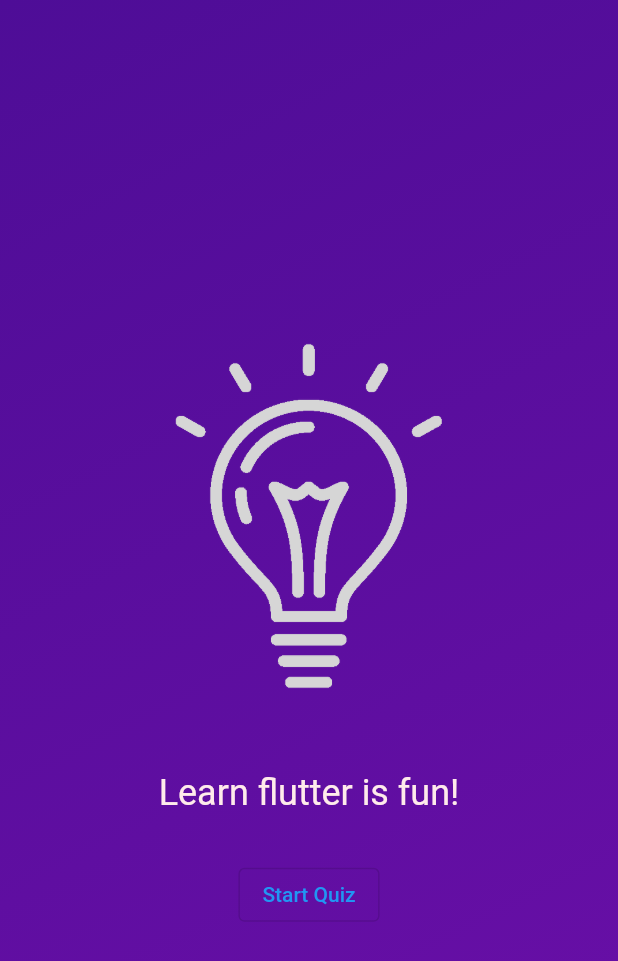
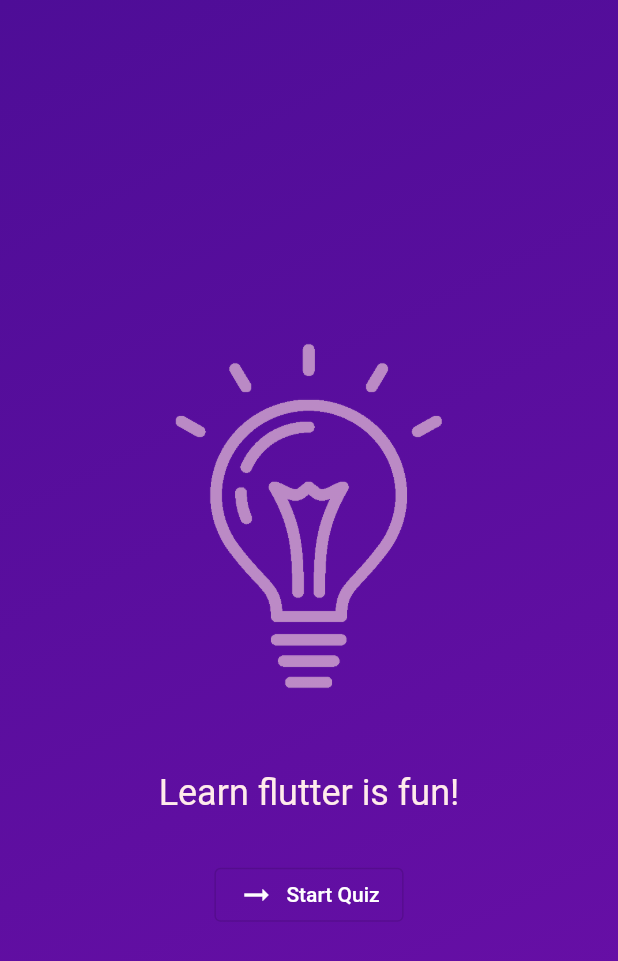
Before and after one commit to Wasisirshar/Quiz_App, a Flutter app: the screen it shows after launch, on a phone screen of 412 x 824 dp. Shown: the top 961 px of the screen. Run offline on Flutter 3.47's test engine with Material 2 defaults, Android fonts, the phone set to English and light mode, and no system bars.

Commit message:
rendering contnt conditionally

```diff
--- /dev/null
+++ b/lib/screens/quiz.dart
@@ -0,0 +1,49 @@
+import 'package:flutter/material.dart';
+import 'package:quiz_app/screens/questions_screen.dart';
+import 'package:quiz_app/screens/start_screen.dart';
+
+class Quiz extends StatefulWidget {
+  const Quiz({super.key});
+
+  @override
+  State<Quiz> createState() {
+    return _QuizState();
+  }
+}
+
+class _QuizState extends State<Quiz> {
+  var activeScreen = 'start-screen';
+
+  void switchScreen() {
+    setState(() {
+      activeScreen = 'question-screen';
+    });
+  }
+
+  @override
+  Widget build(context) {
+    Widget screenWidget = StartScreen(switchScreen);
+    //If approch for chnge the state conditionaly
+    if (activeScreen == 'question-screen') {
+      screenWidget = QuestionsScreen();
+    }
+
+    //Ternery approch
+    // var screenWidget = activeScreen == 'start-screen'
+    //     ? StartScreen(switchScreen)
+    //     : QuestionsScreen();
+
+    return MaterialApp(
+      home: Scaffold(
+        body: Container(
+            decoration: const BoxDecoration(
+              gradient: LinearGradient(colors: [
+                Color.fromARGB(255, 78, 13, 151),
+                Color.fromARGB(255, 107, 15, 168),
+              ], begin: Alignment.topLeft, end: Alignment.bottomRight),
+            ),
+            child: screenWidget),
+      ),
+    );
+  }
+}
--- a/lib/screens/start_screen.dart
+++ b/lib/screens/start_screen.dart
@@ -1,7 +1,9 @@
 import 'package:flutter/material.dart';
 
 class StartScreen extends StatelessWidget {
-  const StartScreen({super.key});
+  const StartScreen(this.startQuiz, {super.key});
+
+  final void Function() startQuiz;
   @override
   Widget build(context) {
     return Center(
@@ -10,7 +12,7 @@ class StartScreen extends StatelessWidget {
         children: [
           Image.asset(
             'assets/images/flutter.png',
-            color: const Color.fromARGB(255, 214, 214, 214),
+            color: const Color.fromARGB(150, 255, 225, 225),
             width: 300,
           ),
           const SizedBox(
@@ -24,7 +26,12 @@ class StartScreen extends StatelessWidget {
           const SizedBox(
             height: 30,
           ),
-          OutlinedButton(onPressed: () {}, child: const Text('Start Quiz'))
+          OutlinedButton.icon(
+            onPressed: startQuiz,
+            style: OutlinedButton.styleFrom(foregroundColor: Colors.white),
+            icon: const Icon(Icons.arrow_right_alt),
+            label: const Text('Start Quiz'),
+          ),
         ],
       ),
     );
```
Also changed, not shown: lib/main.dart (+2 -17 lines), lib/screens/questions_screen.dart (added, +15 -0 lines).
